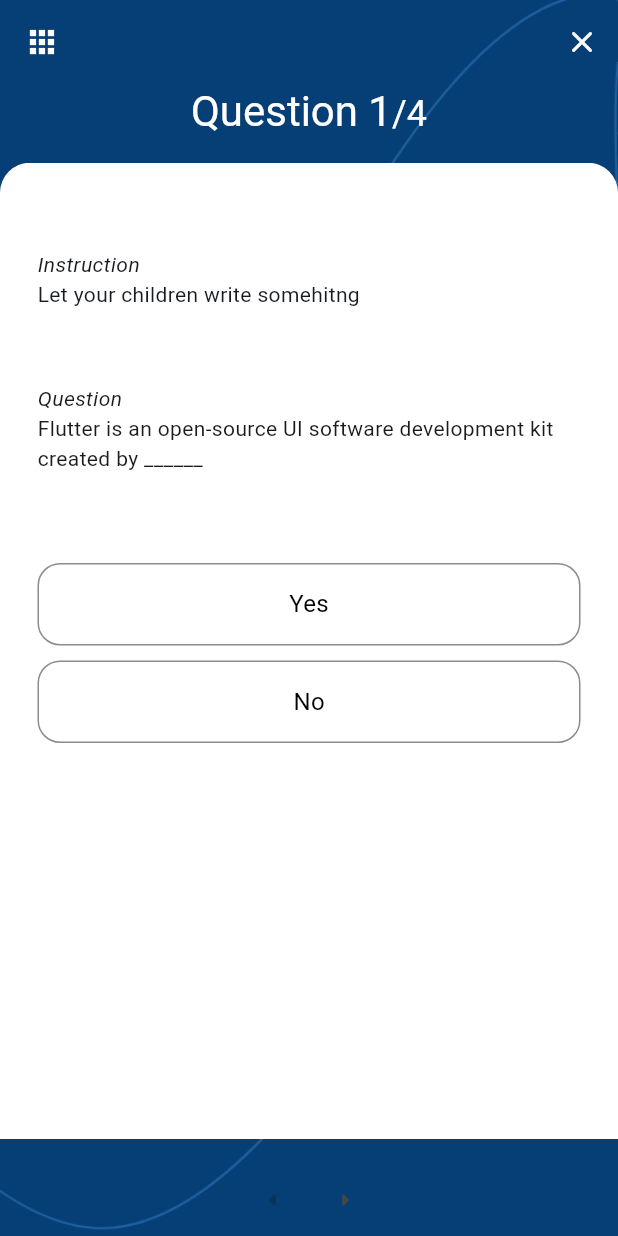
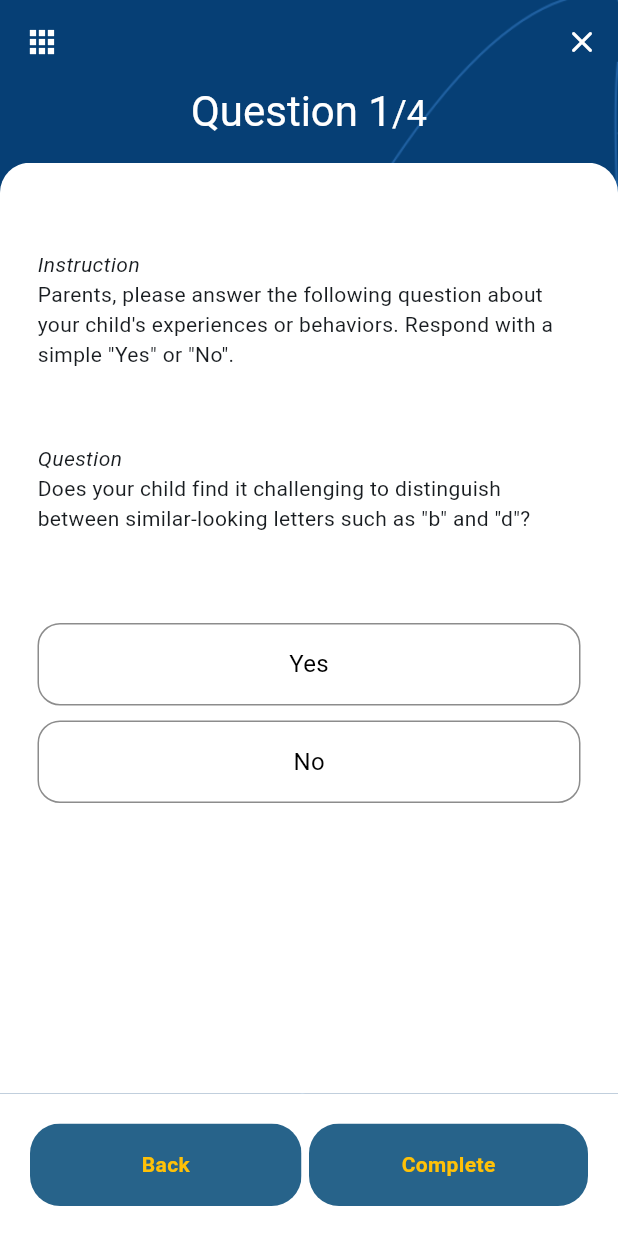
Before and after one commit to skyesuniverse/dysscreen_app_v1, a Flutter app: the screen it shows after launch, item 2 of the bottom bar chosen, after a tap on "Start Test", on a phone screen of 412 x 824 dp. Run offline on Flutter 3.47's test engine with Material 2 defaults, Android fonts, the phone set to English and light mode, and no system bars; our stand-ins replace get, shared_preferences; generated files the repository leaves out were written again; network calls fail.

Commit message:
update back forward button

```diff
--- a/lib/controllers/question_controller.dart
+++ b/lib/controllers/question_controller.dart
@@ -1,4 +1,4 @@
-import 'package:dysscreen_app_v1/models/Questions.dart';
+import 'package:dysscreen_app_v1/models/Questions_46.dart';
 import 'package:dysscreen_app_v1/screens/result.dart';
 import 'package:flutter/material.dart';
 import 'package:flutter/widgets.dart';
@@ -8,17 +8,18 @@
   late PageController _pageController;
   PageController get pageController => this._pageController;
 
-  List<Question> _questions = sample_data
+  List<Question_46> _questions = question_46_data
       .map(
-        (question) => Question(
+        (question) => Question_46(
             id: question['id'],
+            category: question['category'],
+            instruction: question['instruction'],
             question: question['question'],
-            instruction: question['instruction'],
             options: question['options'],
             answer: question['answer_index']),
       )
       .toList();
-  List<Question> get questions => this._questions;
+  List<Question_46> get questions => this._questions;
 
   bool _isAnswered = false;
   bool get isAnswered => this._isAnswered;
@@ -74,21 +75,57 @@
 
     print("Yes count: $_yesCount, No count: $_noCount");
 
+    // Instead of directly calling nextQuestion(), just remove this line
+
+    // Notify GetX to update the UI when counts change
+    update(); // This will re-render the UI with updated counts
     nextQuestion();
+  }
 
-    // Future.delayed(Duration(seconds: 1), () {
-    //   nextQuestion();
-    // });
+  void previousQuestion() {
+    if (_questionNumber.value > 1) {
+      _pageController.previousPage(
+          duration: Duration(milliseconds: 500), curve: Curves.ease);
+      _questionNumber.value--;
+    }
   }
 
   void nextQuestion() {
-    if (_questionNumber.value != _questions.length) {
-      _pageController.nextPage(
+    int nextQuestionNumber = _questionNumber.value + 1;
+    while (nextQuestionNumber <= _questions.length &&
+        _selectedOptionIndices.containsKey(nextQuestionNumber)) {
+      nextQuestionNumber++;
+    }
+
+    if (nextQuestionNumber <= _questions.length) {
+      _pageController.animateToPage(nextQuestionNumber - 1,
           duration: Duration(milliseconds: 500), curve: Curves.ease);
+      _questionNumber.value = nextQuestionNumber;
     } else {
       Get.to(ResultScreen());
     }
   }
+
+  //  Rxn<Question> currentQuestion = Rxn<Question>();
+  // final questionIndex = 0.obs; //_curruntQuestionIndex
+
+  // bool get isFirstQuestion => questionIndex.value > 0;
+
+  // bool get islastQuestion => questionIndex.value >= allQuestions.length - 1;
+
+  // void nextQuestion() {
+  //   if (questionIndex.value >= allQuestions.length - 1) return;
+  //   questionIndex.value++;
+  //   currentQuestion.value = allQuestions[questionIndex.value];
+  // }
+
+  // void prevQuestion() {
+  //   if (questionIndex.value <= 0) {
+  //     return;
+  //   }
+  //   questionIndex.value--;
+  //   currentQuestion.value = allQuestions[questionIndex.value];
+  // }
 
   /*[GETX] WARNING, consider using: "Get.to(() => Page())" instead of "Get.to(Page())".
        Using a widget function instead of a widget fully guarantees that the widget and its controllers will be removed from memory when they are no longer used.
--- /dev/null
+++ b/lib/models/Questions_46.dart
@@ -0,0 +1,56 @@
+class Question_46 {
+  int id, answer;
+  String question, instruction, category;
+  List<String> options;
+
+  Question_46(
+      {required this.id,
+      required this.category,
+      required this.instruction,
+      required this.question,
+      required this.options,
+      required this.answer});
+}
+
+const List question_46_data = [
+  {
+    "id": 1,
+    "category": "Language",
+    "instruction":
+        "Parents, please answer the following question about your child's experiences or behaviors. Respond with a simple \"Yes\" or \"No\".",
+    "question":
+        "Does your child find it challenging to distinguish between similar-looking letters such as \"b\" and \"d\"? ",
+    "options": ['Yes', 'No'],
+    "answer_index": 1,
+  },
+  {
+    "id": 2,
+    "category": "Memory",
+    "instruction":
+        "Parents, please answer the following question about your child's experiences or behaviors. Respond with a simple \"Yes\" or \"No\".",
+    "question":
+        "Does your child find it challenging to distinguish between similar-looking letters such as \"b\" and \"d\"? Does your child find it challenging to distinguish between similar-looking letters such as \"b\" and \"d\"?Does your child find it challenging to distinguish between similar-looking letters such as \"b\" and \"d\"?Does your child find it challenging to distinguish between similar-looking letters such as \"b\" and \"d\"?Does your child find it challenging to distinguish between similar-looking letters such as \"b\" and \"d\"?Does your child find it challenging to distinguish between similar-looking letters such as \"b\" and \"d\"?",
+    "options": ['Yes', 'No'],
+    "answer_index": 1,
+  },
+  {
+    "id": 3,
+    "category": "Language",
+    "instruction":
+        "Parents, please answer the following question about your child's experiences or behaviors. Respond with a simple \"Yes\" or \"No\".",
+    "question":
+        "Does your child frequently reverse the order of letters or numbers when writing or typing? ",
+    "options": ['Yes', 'No'],
+    "answer_index": 1,
+  },
+  {
+    "id": 4,
+    "category": "Fine motor skills",
+    "instruction":
+        "Parents, please answer the following question about your child's experiences or behaviors. Respond with a simple \"Yes\" or \"No\".",
+    "question":
+        "Does your child find it difficult to remember the sequence of steps in a set of instructions or directions? ",
+    "options": ['Yes', 'No'],
+    "answer_index": 1,
+  },
+];
--- a/lib/Models/Questions.dart
+++ b/lib/models/Questions_79.dart
@@ -1,9 +1,9 @@
-class Question {
+class Question_79 {
   int id, answer;
   String question, instruction;
   List<String> options;
 
-  Question(
+  Question_79(
       {required this.id,
       required this.question,
       required this.instruction,
@@ -11,7 +11,7 @@
       required this.answer});
 }
 
-const List sample_data = [
+const List question_79_data = [
   {
     "id": 1,
     "question":
--- a/lib/screens/Test_Section/Components/question_card.dart
+++ b/lib/screens/Test_Section/Components/question_card.dart
@@ -1,8 +1,5 @@
-
-
-
 import 'package:dysscreen_app_v1/controllers/question_controller.dart';
-import 'package:dysscreen_app_v1/models/Questions.dart';
+import 'package:dysscreen_app_v1/models/Questions_46.dart';
 import 'package:dysscreen_app_v1/screens/Test_Section/Components/option.dart';
 import 'package:dysscreen_app_v1/screens/Test_Section/testquestionscreen.dart';
 import 'package:flutter/material.dart';
@@ -18,7 +15,7 @@
   }) : super(key: key);
 
   final double screenHeight;
-  final Question question;
+  final Question_46 question;
   final int questionNumber;
 
   @override
@@ -63,7 +60,6 @@
               text: question.options[index],
               questionNumber: questionNumber,
 
-
               // press: () {
               //   // Determine whether the answer is "Yes" or "No"
               //   bool answeredYes = index == 0; // Assuming "Yes" is at index 0
--- a/lib/screens/Test_Section/testquestionscreen.dart
+++ b/lib/screens/Test_Section/testquestionscreen.dart
@@ -1,12 +1,13 @@
 import 'package:dysscreen_app_v1/controllers/question_controller.dart';
-import 'package:dysscreen_app_v1/models/Questions.dart';
+import 'package:dysscreen_app_v1/models/Questions_46.dart';
 import 'package:dysscreen_app_v1/screens/Test_Section/Components/question_card.dart';
 import 'package:dysscreen_app_v1/screens/homescreen.dart';
+import 'package:dysscreen_app_v1/widgets/mainButton.dart';
 import 'package:flutter/material.dart';
 import 'package:get/get.dart';
 
 class TestQuestionScreen extends StatefulWidget {
-  const TestQuestionScreen({super.key});
+  const TestQuestionScreen({super.key, required String childName});
 
   @override
   State<TestQuestionScreen> createState() => _TestQuestionScreenState();
@@ -98,28 +99,35 @@
                     ),
                   ),
                 ),
-                SizedBox(height: screenHeight * 0.02),
-                Row(
-                  mainAxisAlignment: MainAxisAlignment.center,
-                  children: [
-                    IconButton(
-                      onPressed: _currentPageIndex > 0
-                          ? () => _pageController.previousPage(
-                              duration: Duration(milliseconds: 250),
-                              curve: Curves.ease)
-                          : null,
-                      icon: Icon(Icons.arrow_left_rounded),
+                ColoredBox(
+                  color: Colors.white,
+                  child: Padding(
+                    padding: EdgeInsets.all(20.0),
+                    child: Row(
+                      mainAxisAlignment: MainAxisAlignment.spaceEvenly,
+                      children: [
+                        Expanded(
+                          // flex: 2,
+                          child: Visibility(
+                            child: Padding(
+                                padding: const EdgeInsets.only(right: 5.0),
+                                child: MainButton(
+                                  onTap: () {},
+                                  title: "Back",
+                                )),
+                          ),
+                        ),
+                        // Left arrow button
+                        Expanded(
+                          child: Visibility(
+                              child: MainButton(
+                            onTap: () {},
+                            title: "Complete",
+                          )),
+                        )
+                      ],
                     ),
-                    IconButton(
-                      onPressed: _currentPageIndex <
-                              _questionController.questions.length - 1
-                          ? () => _pageController.nextPage(
-                              duration: Duration(milliseconds: 250),
-                              curve: Curves.ease)
-                          : null,
-                      icon: Icon(Icons.arrow_right_rounded),
-                    ),
-                  ],
+                  ),
                 ),
               ]),
         )
@@ -166,4 +174,6 @@
       },
     );
   }
+
+  void submitTest() {}
 }
--- a/lib/screens/result.dart
+++ b/lib/screens/result.dart
@@ -1,4 +1,6 @@
+import 'package:dysscreen_app_v1/screens/homescreen.dart';
 import 'package:flutter/material.dart';
+import 'package:get/route_manager.dart';
 
 class ResultScreen extends StatefulWidget {
   const ResultScreen({super.key});
@@ -22,7 +24,17 @@
         appBar: AppBar(
           backgroundColor: Colors.transparent,
           elevation: 0,
-          leading: Icon(Icons.home_outlined, color: Colors.white),
+          leading: IconButton(
+            icon: Icon(Icons.home_outlined, color: Colors.white),
+            onPressed: () {
+              // Add your functionality here when the leading icon is pressed
+              // For example, you can navigate to the home screen
+              // Get.to(HomeTabScreen());
+              // Get.offAll(HomeTabScreen());
+              // Navigator.pop(context); // Close the dialog
+              // Example: Go back to the previous screen
+            },
+          ),
           actions: [
             IconButton(
               color: Colors.white,
--- a/lib/screens/taketestscreen.dart
+++ b/lib/screens/taketestscreen.dart
@@ -27,6 +27,8 @@
     "4 - 6",
     "7 - 9",
   ];
+
+  String childName = ''; // Add this variable to store the child's name
 
   final TextEditingController _childnameEditingController =
       TextEditingController();
@@ -295,9 +297,17 @@
     //   ));
     //   return;
     // }
-
+    // setState(() {
+    //   childName = _childnameEditingController.text; // Store child's name
+    // });
+    // print(childName);
     Navigator.push(
-        context, MaterialPageRoute(builder: (content) => TestQuestionScreen()));
+      context,
+      MaterialPageRoute(
+        builder: (content) => TestQuestionScreen(
+            childName: childName), // Pass child's name to the test screen
+      ),
+    );
   }
 
   // showDialog(
--- /dev/null
+++ b/lib/widgets/mainButton.dart
@@ -0,0 +1,49 @@
+import 'package:flutter/material.dart';
+
+class MainButton extends StatelessWidget {
+  const MainButton({
+    Key? key,
+    this.title = '   ',
+    required this.onTap,
+    this.enabled = true,
+    this.child,
+    this.color,
+  }) : super(key: key);
+
+  final String title;
+  final VoidCallback onTap;
+  final bool enabled;
+  final Widget? child;
+  final Color? color;
+
+  @override
+  Widget build(BuildContext context) {
+    return Material(
+      type: MaterialType.transparency,
+      child: SizedBox(
+        height: 55,
+        child: InkWell(
+          borderRadius: BorderRadius.circular(20),
+          onTap: enabled == false ? null : onTap,
+          child: Ink(
+            width: double.maxFinite,
+            child: Padding(
+              padding: const EdgeInsets.all(10.0),
+              child: child ??
+                  Center(
+                    child: Text(
+                      title,
+                      style: const TextStyle(
+                          fontWeight: FontWeight.bold, color: Colors.amber),
+                    ),
+                  ),
+            ),
+            decoration: BoxDecoration(
+                borderRadius: BorderRadius.circular(20),
+                color: color ?? Theme.of(context).primaryColor),
+          ),
+        ),
+      ),
+    );
+  }
+}
```
